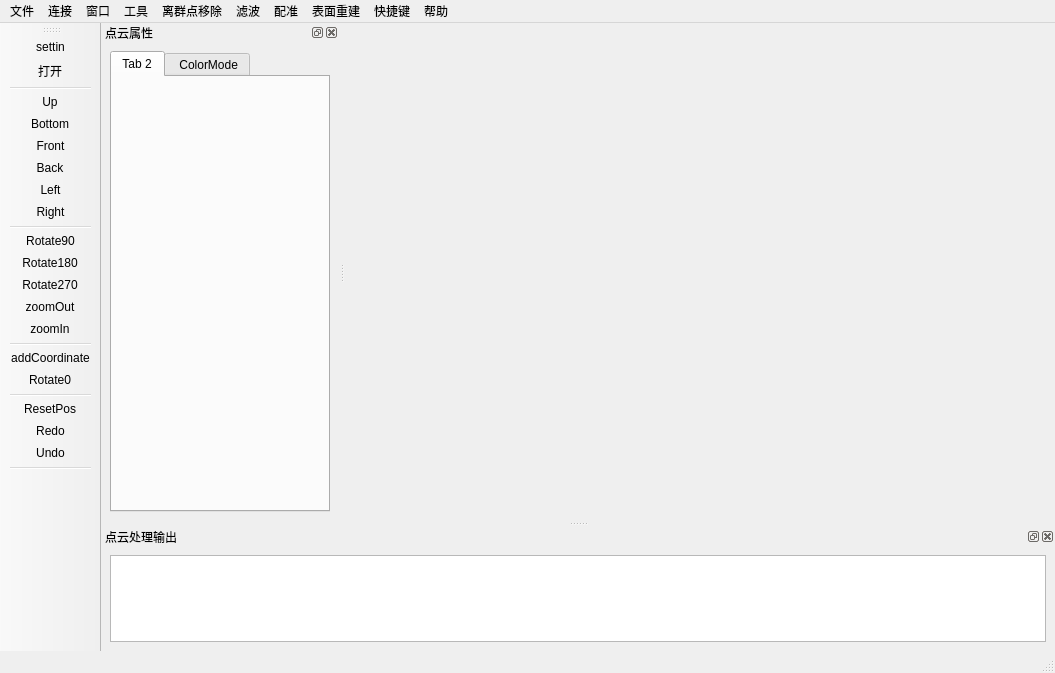
Old version of the form pclvisualizer.ui in the repository luolaihua/point-cloud-viewer.
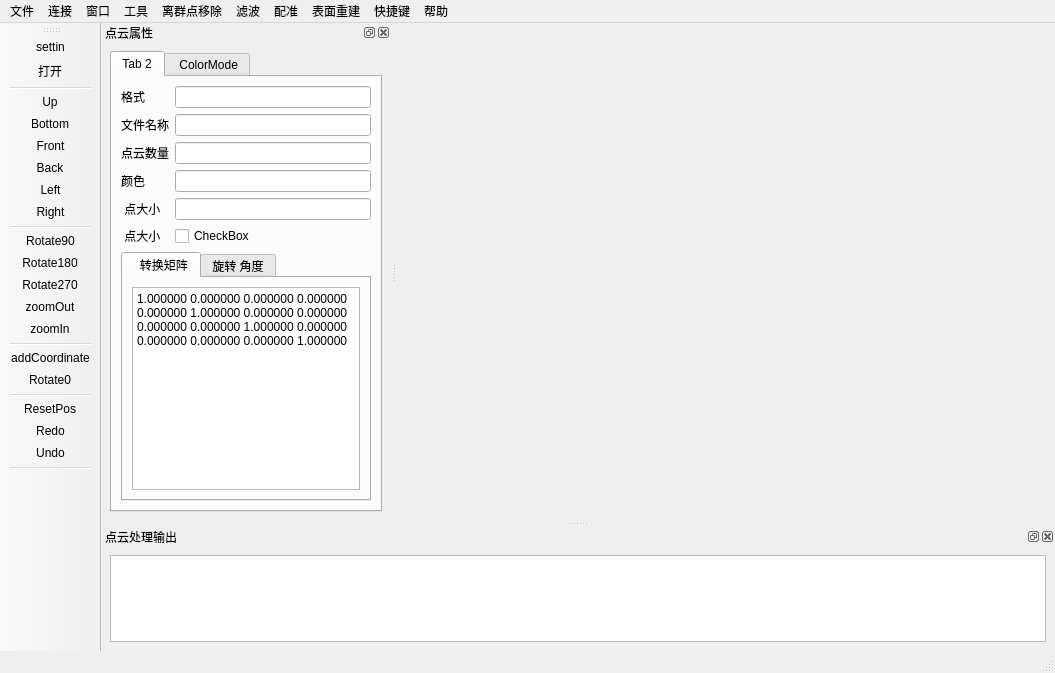
New version of the form. Icons and pictures are not drawn. Custom widgets are drawn as their Qt base class.

Commit message: 增加点云文件说明

Diff of the .ui file:
```diff
--- a/pclvisualizer.ui
+++ b/pclvisualizer.ui
@@ -14,7 +14,7 @@
    <string>PCLVisualizer</string>
   </property>
   <widget class="QWidget" name="centralwidget">
-   <layout class="QGridLayout" name="gridLayout_3">
+   <layout class="QGridLayout" name="gridLayout_4">
     <item row="0" column="0">
      <widget class="QVTKWidget" name="qvtkWidget">
       <property name="sizePolicy">
@@ -286,6 +286,101 @@
         <attribute name="title">
          <string>Tab 2</string>
         </attribute>
+        <layout class="QGridLayout" name="gridLayout_2">
+         <item row="0" column="0">
+          <widget class="QLabel" name="label">
+           <property name="text">
+            <string>格式</string>
+           </property>
+          </widget>
+         </item>
+         <item row="7" column="0">
+          <widget class="QLabel" name="label_7">
+           <property name="text">
+            <string> 点大小</string>
+           </property>
+          </widget>
+         </item>
+         <item row="6" column="1">
+          <widget class="QLineEdit" name="lineEdit_5"/>
+         </item>
+         <item row="6" column="0">
+          <widget class="QLabel" name="label_5">
+           <property name="text">
+            <string> 点大小</string>
+           </property>
+          </widget>
+         </item>
+         <item row="8" column="0" colspan="2">
+          <widget class="QTabWidget" name="tabWidget_2">
+           <property name="currentIndex">
+            <number>0</number>
+           </property>
+           <widget class="QWidget" name="tab_3">
+            <attribute name="title">
+             <string>  转换矩阵</string>
+            </attribute>
+            <layout class="QGridLayout" name="gridLayout_3">
+             <item row="0" column="0">
+              <widget class="QPlainTextEdit" name="plainTextEdit">
+               <property name="plainText">
+                <string>1.000000 0.000000 0.000000 0.000000
+0.000000 1.000000 0.000000 0.000000
+0.000000 0.000000 1.000000 0.000000
+0.000000 0.000000 0.000000 1.000000</string>
+               </property>
+              </widget>
+             </item>
+            </layout>
+           </widget>
+           <widget class="QWidget" name="tab_4">
+            <attribute name="title">
+             <string>旋转 角度</string>
+            </attribute>
+           </widget>
+          </widget>
+         </item>
+         <item row="2" column="0">
+          <widget class="QLabel" name="label_3">
+           <property name="text">
+            <string>文件名称</string>
+           </property>
+          </widget>
+         </item>
+         <item row="3" column="1">
+          <widget class="QLineEdit" name="lineEdit_2"/>
+         </item>
+         <item row="5" column="1">
+          <widget class="QLineEdit" name="lineEdit_4"/>
+         </item>
+         <item row="0" column="1">
+          <widget class="QLineEdit" name="lineEdit"/>
+         </item>
+         <item row="7" column="1">
+          <widget class="QCheckBox" name="checkBox">
+           <property name="text">
+            <string>CheckBox</string>
+           </property>
+          </widget>
+         </item>
+         <item row="2" column="1">
+          <widget class="QLineEdit" name="lineEdit_3"/>
+         </item>
+         <item row="3" column="0">
+          <widget class="QLabel" name="label_2">
+           <property name="text">
+            <string>点云数量</string>
+           </property>
+          </widget>
+         </item>
+         <item row="5" column="0">
+          <widget class="QLabel" name="label_4">
+           <property name="text">
+            <string>颜色</string>
+           </property>
+          </widget>
+         </item>
+        </layout>
        </widget>
        <widget class="QWidget" name="tab">
         <attribute name="title">
```
The commit also changes 3 other files.
